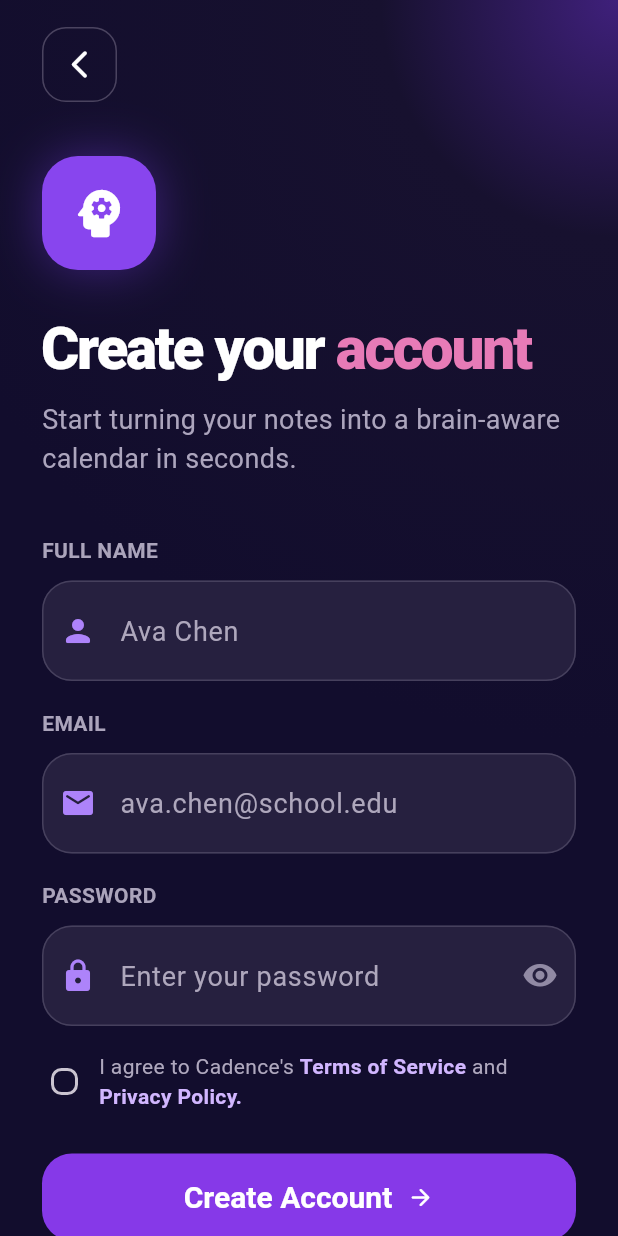
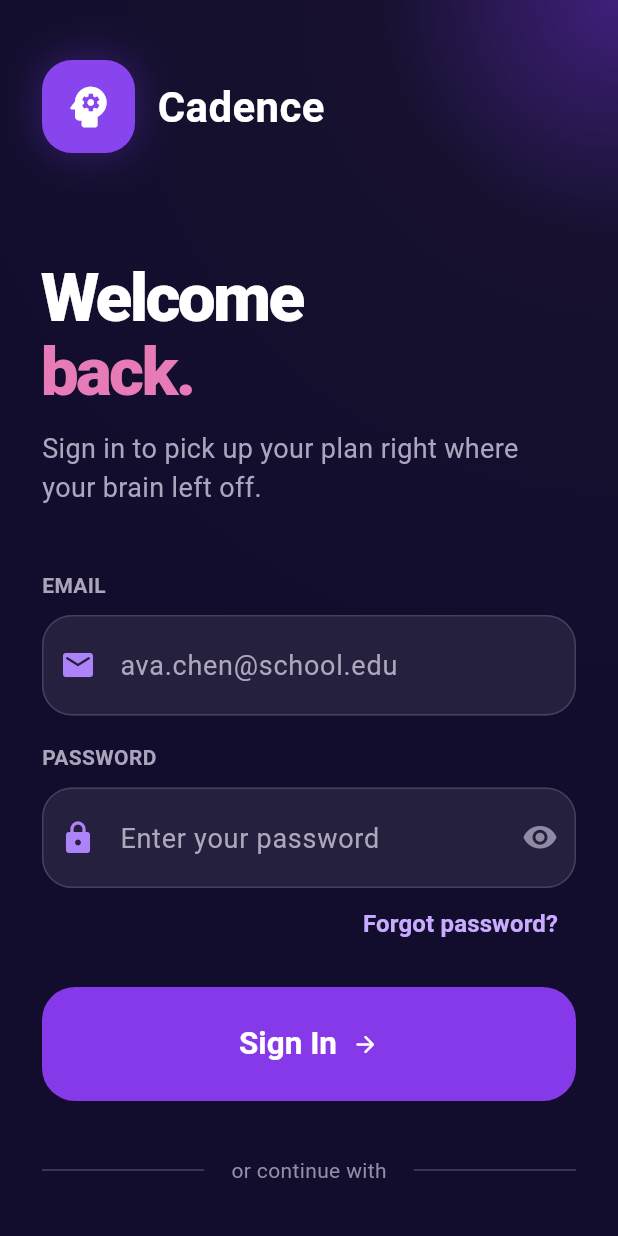
Before and after one commit to keyu0506-ai/cadence_project, a Flutter app: the screen it shows after launch, on a phone screen of 412 x 824 dp. Run offline on Flutter 3.47's test engine with Material 3 defaults, Android fonts, the phone set to English and light mode, and no system bars.

Commit message:
sign_in_screen.dart

```diff
--- a/lib/app/cadence_app.dart
+++ b/lib/app/cadence_app.dart
@@ -1,6 +1,7 @@
 import 'package:flutter/material.dart';
 import '../screens/welcome/welcome_screen.dart';
 import '../screens/sign_up/sign_up_screen.dart';
+import '../screens/sign_in/sign_in_screen.dart';
 
 class CadenceApp extends StatelessWidget {
   const CadenceApp({super.key});
@@ -15,7 +16,7 @@ class CadenceApp extends StatelessWidget {
         brightness: Brightness.dark,
         useMaterial3: true,
       ),
-      home: const SignUpScreen(),
+      home: const SignInScreen(),
     );
   }
 }
--- /dev/null
+++ b/lib/screens/sign_in/sign_in_screen.dart
@@ -0,0 +1,333 @@
+import 'package:flutter/material.dart';
+
+class SignInScreen extends StatefulWidget {
+  const SignInScreen({super.key});
+
+  @override
+  State<SignInScreen> createState() => _SignInScreenState();
+}
+
+class _SignInScreenState extends State<SignInScreen> {
+  final _formKey = GlobalKey<FormState>();
+  final _emailController = TextEditingController();
+  final _passwordController = TextEditingController();
+
+  bool isPasswordHidden = true;
+
+  @override
+  void dispose() {
+    _emailController.dispose();
+    _passwordController.dispose();
+    super.dispose();
+  }
+
+  void _signIn() {
+    if (!(_formKey.currentState?.validate() ?? false)) {
+      return;
+    }
+
+    debugPrint('Email: ${_emailController.text}');
+    debugPrint('Password: ${_passwordController.text}');
+  }
+
+  @override
+  Widget build(BuildContext context) {
+    return Scaffold(
+      backgroundColor: const Color(0xFF120D2D),
+      body: Container(
+        decoration: const BoxDecoration(
+          gradient: RadialGradient(
+            center: Alignment.topRight,
+            radius: 1.2,
+            colors: [Color(0xFF3F207B), Color(0xFF17112F), Color(0xFF120D2D)],
+            stops: [0, 0.32, 1],
+          ),
+        ),
+        child: SafeArea(
+          child: SingleChildScrollView(
+            padding: const EdgeInsets.fromLTRB(28, 40, 28, 32),
+            child: ConstrainedBox(
+              constraints: const BoxConstraints(minHeight: 650),
+              child: Form(
+                key: _formKey,
+                child: Column(
+                  crossAxisAlignment: CrossAxisAlignment.start,
+                  children: [
+                    const _BrandHeader(),
+                    const SizedBox(height: 72),
+                    const _WelcomeMessage(),
+                    const SizedBox(height: 42),
+                    SignInTextField(
+                      label: 'EMAIL',
+                      icon: Icons.email_rounded,
+                      hintText: 'ava.chen@school.edu',
+                      keyboardType: TextInputType.emailAddress,
+                      controller: _emailController,
+                      validator: _validateEmail,
+                    ),
+                    const SizedBox(height: 18),
+                    SignInTextField(
+                      label: 'PASSWORD',
+                      icon: Icons.lock_rounded,
+                      hintText: 'Enter your password',
+                      controller: _passwordController,
+                      obscureText: isPasswordHidden,
+                      validator: _validatePassword,
+                      suffixIcon: IconButton(
+                        onPressed: () {
+                          setState(() => isPasswordHidden = !isPasswordHidden);
+                        },
+                        icon: Icon(
+                          isPasswordHidden ? Icons.visibility_rounded : Icons.visibility_off_rounded,
+                          color: const Color(0xFF918AA4),
+                        ),
+                      ),
+                    ),
+                    Align(
+                      alignment: Alignment.centerRight,
+                      child: TextButton(
+                        onPressed: () {},
+                        child: const Text(
+                          'Forgot password?',
+                          style: TextStyle(color: Color(0xFFC9ACFF), fontSize: 16, fontWeight: FontWeight.w700),
+                        ),
+                      ),
+                    ),
+                    const SizedBox(height: 18),
+                    SizedBox(
+                      width: double.infinity,
+                      height: 76,
+                      child: FilledButton(
+                        onPressed: _signIn,
+                        style: FilledButton.styleFrom(
+                          backgroundColor: const Color(0xFF8639E8),
+                          foregroundColor: Colors.white,
+                          shape: RoundedRectangleBorder(borderRadius: BorderRadius.circular(22)),
+                          textStyle: const TextStyle(fontSize: 21, fontWeight: FontWeight.w700),
+                        ),
+                        child: const Row(
+                          mainAxisAlignment: MainAxisAlignment.center,
+                          children: [Text('Sign In'), SizedBox(width: 10), Icon(Icons.arrow_forward_rounded)],
+                        ),
+                      ),
+                    ),
+                    const SizedBox(height: 36),
+                    const _DividerLabel(label: 'or continue with'),
+                    const SizedBox(height: 34),
+                    Row(
+                      children: [
+                        Expanded(
+                          child: SocialSignInButton(
+                            icon: Icons.apple,
+                            label: 'Apple',
+                            onPressed: () => debugPrint('apple sign in'),
+                          ),
+                        ),
+                        const SizedBox(width: 16),
+                        Expanded(
+                          child: SocialSignInButton(
+                            icon: Icons.g_mobiledata_rounded,
+                            label: 'Google',
+                            onPressed: () => debugPrint('google sign in'),
+                          ),
+                        ),
+                      ],
+                    ),
+                    const SizedBox(height: 60),
+                    const Center(
+                      child: Text.rich(
+                        TextSpan(
+                          style: TextStyle(color: Color(0xFFAFA8BE), fontSize: 16),
+                          children: [
+                            TextSpan(text: 'New to Cadence? '),
+                            TextSpan(
+                              text: 'Create an account',
+                              style: TextStyle(color: Color(0xFFD1B6FF), fontWeight: FontWeight.w700),
+                            ),
+                          ],
+                        ),
+                      ),
+                    ),
+                  ],
+                ),
+              ),
+            ),
+          ),
+        ),
+      ),
+    );
+  }
+}
+
+String? _validateEmail(String? value) {
+  if (value == null || value.trim().isEmpty) {
+    return 'Please enter your email.';
+  }
+  if (!value.contains('@')) {
+    return 'Please enter a valid email.';
+  }
+  return null;
+}
+
+String? _validatePassword(String? value) {
+  if (value == null || value.isEmpty) {
+    return 'Please enter your password.';
+  }
+  return null;
+}
+
+class _BrandHeader extends StatelessWidget {
+  const _BrandHeader();
+
+  @override
+  Widget build(BuildContext context) {
+    return Row(
+      children: [
+        Container(
+          width: 62,
+          height: 62,
+          decoration: BoxDecoration(
+            color: const Color(0xFF8845EE),
+            borderRadius: BorderRadius.circular(20),
+            boxShadow: const [BoxShadow(color: Color(0x557E3FF2), blurRadius: 24)],
+          ),
+          child: const Icon(Icons.psychology_rounded, color: Colors.white, size: 36),
+        ),
+        const SizedBox(width: 15),
+        const Text('Cadence', style: TextStyle(color: Colors.white, fontSize: 28, fontWeight: FontWeight.w700)),
+      ],
+    );
+  }
+}
+
+class _WelcomeMessage extends StatelessWidget {
+  const _WelcomeMessage();
+
+  @override
+  Widget build(BuildContext context) {
+    return const Column(
+      crossAxisAlignment: CrossAxisAlignment.start,
+      children: [
+        Text.rich(
+          TextSpan(
+            style: TextStyle(color: Colors.white, fontSize: 45, height: 1.08, fontWeight: FontWeight.w800, letterSpacing: -1.8),
+            children: [
+              TextSpan(text: 'Welcome\n'),
+              TextSpan(text: 'back.', style: TextStyle(color: Color(0xFFE77BB7))),
+            ],
+          ),
+        ),
+        SizedBox(height: 14),
+        Text(
+          'Sign in to pick up your plan right where your brain left off.',
+          style: TextStyle(color: Color(0xFFACA5BD), fontSize: 18, height: 1.45),
+        ),
+      ],
+    );
+  }
+}
+
+class SignInTextField extends StatelessWidget {
+  const SignInTextField({
+    super.key,
+    required this.label,
+    required this.icon,
+    required this.controller,
+    required this.validator,
+    this.hintText,
+    this.keyboardType,
+    this.obscureText = false,
+    this.suffixIcon,
+  });
+
+  final String label;
+  final IconData icon;
+  final TextEditingController controller;
+  final FormFieldValidator<String> validator;
+  final String? hintText;
+  final TextInputType? keyboardType;
+  final bool obscureText;
+  final Widget? suffixIcon;
+
+  @override
+  Widget build(BuildContext context) {
+    return Column(
+      crossAxisAlignment: CrossAxisAlignment.start,
+      children: [
+        Text(label, style: const TextStyle(color: Color(0xFFABA4BB), fontSize: 14, fontWeight: FontWeight.w700)),
+        const SizedBox(height: 10),
+        TextFormField(
+          controller: controller,
+          keyboardType: keyboardType,
+          obscureText: obscureText,
+          validator: validator,
+          autovalidateMode: AutovalidateMode.onUserInteraction,
+          style: const TextStyle(color: Colors.white, fontSize: 18),
+          decoration: InputDecoration(
+            prefixIcon: Icon(icon, color: const Color(0xFFAD83FA)),
+            suffixIcon: suffixIcon,
+            hintText: hintText,
+            hintStyle: const TextStyle(color: Color(0xFFAEA7BC), fontSize: 18),
+            filled: true,
+            fillColor: const Color(0xFF26203F),
+            contentPadding: const EdgeInsets.symmetric(vertical: 20),
+            enabledBorder: _inputBorder,
+            focusedBorder: _inputBorder.copyWith(borderSide: const BorderSide(color: Color(0xFF9A60F5), width: 2)),
+            errorBorder: _inputBorder.copyWith(borderSide: const BorderSide(color: Color(0xFFFF8A9B))),
+          ),
+        ),
+      ],
+    );
+  }
+
+  static final _inputBorder = OutlineInputBorder(
+    borderRadius: BorderRadius.circular(20),
+    borderSide: const BorderSide(color: Color(0xFF46405D)),
+  );
+}
+
+class _DividerLabel extends StatelessWidget {
+  const _DividerLabel({required this.label});
+
+  final String label;
+
+  @override
+  Widget build(BuildContext context) {
+    return Row(
+      children: [
+        const Expanded(child: Divider(color: Color(0xFF49425E))),
+        Padding(
+          padding: const EdgeInsets.symmetric(horizontal: 18),
+          child: Text(label, style: const TextStyle(color: Color(0xFF958DA7), fontSize: 14)),
+        ),
+        const Expanded(child: Divider(color: Color(0xFF49425E))),
+      ],
+    );
+  }
+}
+
+class SocialSignInButton extends StatelessWidget {
+  const SocialSignInButton({super.key, required this.icon, required this.label, required this.onPressed});
+
+  final IconData icon;
+  final String label;
+  final VoidCallback onPressed;
+
+  @override
+  Widget build(BuildContext context) {
+    return SizedBox(
+      height: 68,
+      child: OutlinedButton.icon(
+        onPressed: onPressed,
+        icon: Icon(icon, color: Colors.white, size: icon == Icons.g_mobiledata_rounded ? 28 : 24),
+        label: Text(label),
+        style: OutlinedButton.styleFrom(
+          foregroundColor: Colors.white,
+          side: const BorderSide(color: Color(0xFF46405D)),
+          shape: RoundedRectangleBorder(borderRadius: BorderRadius.circular(20)),
+          textStyle: const TextStyle(fontSize: 18, fontWeight: FontWeight.w700),
+        ),
+      ),
+    );
+  }
+}
```
